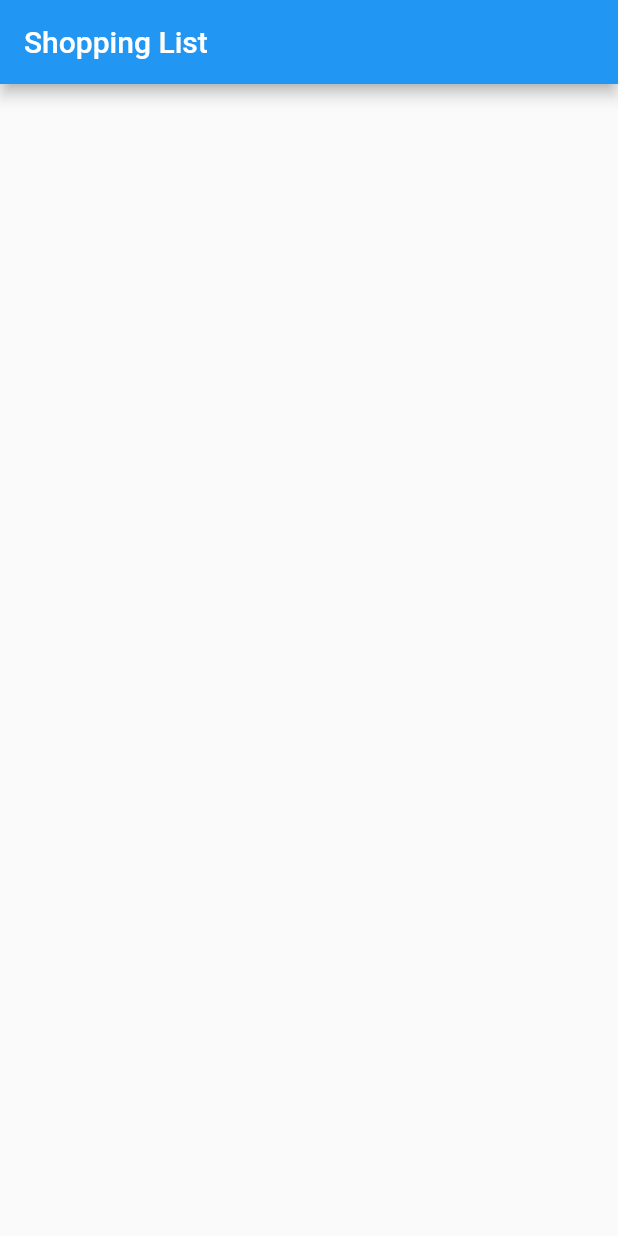
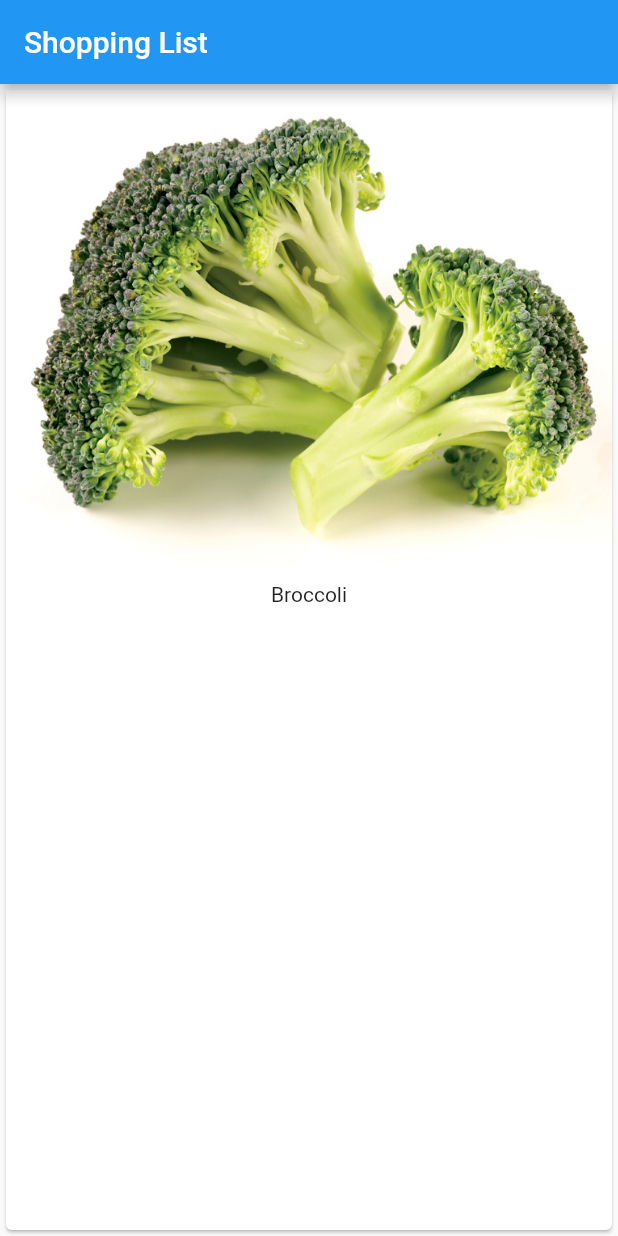
Before and after one commit to MiKr13/Flutter-Basics, a Flutter app: the screen it shows after launch, on a phone screen of 412 x 824 dp. Run offline on Flutter 3.47's test engine with Material 2 defaults, Android fonts, the phone set to English and light mode, and no system bars.

Commit message:
Basic assets and card information

```diff
--- a/lib/main.dart
+++ b/lib/main.dart
@@ -10,9 +10,16 @@ class MyApp extends StatelessWidget {
   Widget build(BuildContext context) {
     return MaterialApp(
       home: Scaffold(
-        appBar: AppBar(
-          title: Text('Shopping List'),
-        ),
+          appBar: AppBar(
+              title: Text('Shopping List'), backgroundColor: Colors.blue),
+          body: Card(
+              child: Column(
+                children: <Widget>[
+                  Image.asset('assests/image_riviera_broccoli.jpg'),
+                  Text('Broccoli')
+                ],
+              )
+          )
       ),
     );
   }
--- a/pubspec.yaml
+++ b/pubspec.yaml
@@ -41,8 +41,8 @@ flutter:
   uses-material-design: true
 
   # To add assets to your application, add an assets section, like this:
-  # assets:
-  #  - images/a_dot_burr.jpeg
+  assets:
+   - assests/image_riviera_broccoli.jpg
   #  - images/a_dot_ham.jpeg
 
   # An image asset can refer to one or more resolution-specific "variants", see
```
Also changed, not shown: assests/image_riviera_broccoli.jpg (added).
